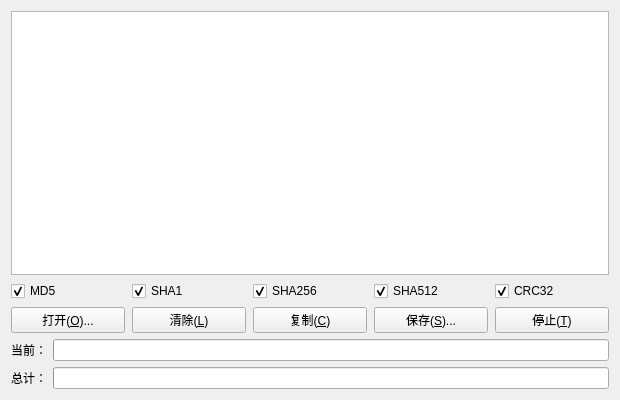
The window that widget.ui (zdsub/QtFileHash) describes before a commit, drawn with Qt 5.
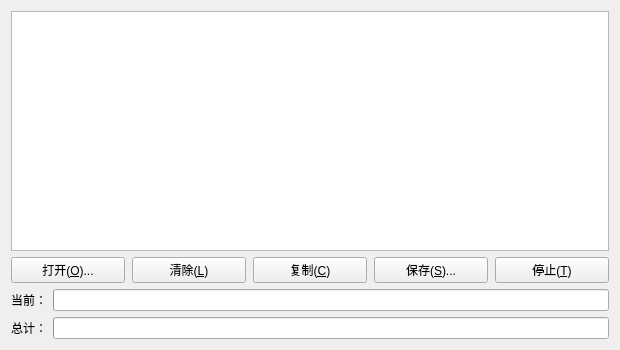
The same window after the commit.

```diff
--- a/widget.ui
+++ b/widget.ui
@@ -7,13 +7,13 @@
     <x>0</x>
     <y>0</y>
     <width>620</width>
-    <height>400</height>
+    <height>350</height>
    </rect>
   </property>
   <property name="minimumSize">
    <size>
     <width>620</width>
-    <height>400</height>
+    <height>350</height>
    </size>
   </property>
   <property name="maximumSize">
@@ -29,63 +29,6 @@
    <item>
     <widget class="QPlainTextEdit" name="messageTextEdit"/>
    </item>
-   <item>
-    <layout class="QHBoxLayout" name="horizontalLayout">
-     <property name="spacing">
-      <number>7</number>
-     </property>
-     <item>
-      <widget class="QCheckBox" name="md5CheckBox">
-       <property name="text">
-        <string>MD5</string>
-       </property>
-       <property name="checked">
-        <bool>true</bool>
-       </property>
-      </widget>
-     </item>
-     <item>
-      <widget class="QCheckBox" name="sha1CheckBox">
-       <property name="text">
-        <string>SHA1</string>
-       </property>
-       <property name="checked">
-        <bool>true</bool>
-       </property>
-      </widget>
-     </item>
-     <item>
-      <widget class="QCheckBox" name="sha256CheckBox">
-       <property name="text">
-        <string>SHA256</string>
-       </property>
-       <property name="checked">
-        <bool>true</bool>
-       </property>
-      </widget>
-     </item>
-     <item>
-      <widget class="QCheckBox" name="sha512CheckBox">
-       <property name="text">
-        <string>SHA512</string>
-       </property>
-       <property name="checked">
-        <bool>true</bool>
-       </property>
-      </widget>
-     </item>
-     <item>
-      <widget class="QCheckBox" name="crc32CheckBox">
-       <property name="text">
-        <string>CRC32</string>
-       </property>
-       <property name="checked">
-        <bool>true</bool>
-       </property>
-      </widget>
-     </item>
-    </layout>
-   </item>
    <item>
     <layout class="QHBoxLayout" name="horizontalLayout_2">
      <property name="spacing">
```
